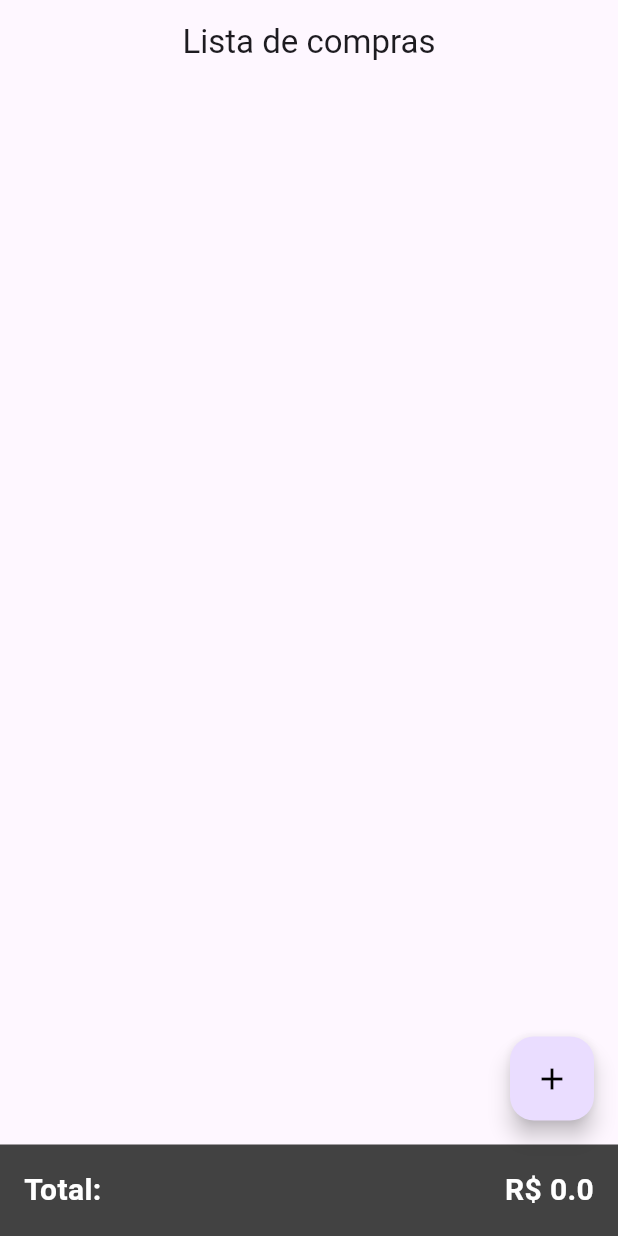
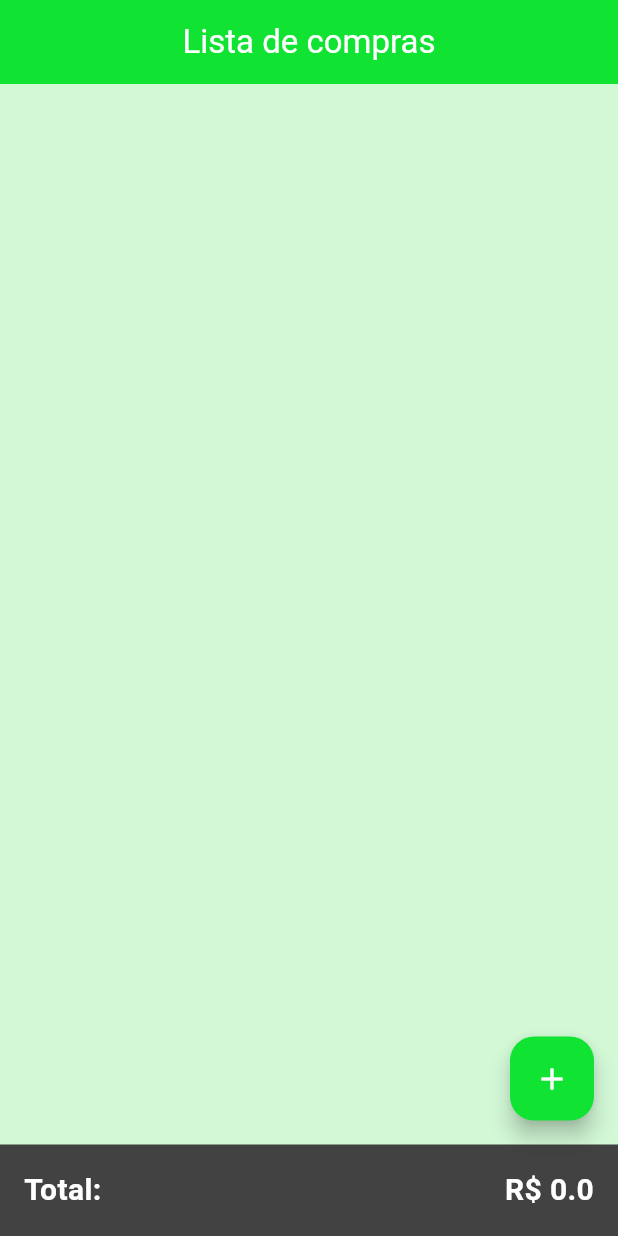
Before and after one commit to Oonailime/ListaDeCompras, a Flutter app: the screen it shows after launch, on a phone screen of 412 x 824 dp. Run offline on Flutter 3.47's test engine with Material 3 defaults, Android fonts, the phone set to English and light mode, and no system bars.

Commit message:
Mudança de cores do app

```diff
--- a/lib/main.dart
+++ b/lib/main.dart
@@ -6,6 +6,8 @@ void main() {
     title: "Lista de compras",
     theme: ThemeData(
       brightness: Brightness.light,
+
+
     ),
     home: HomePage(),
   ));
@@ -44,8 +46,13 @@ class _HomePageState extends State<HomePage> {
   @override
   Widget build(BuildContext context) {
     return Scaffold(
+      backgroundColor: Color(0xFFd2f8d6),
       appBar: AppBar(
-        title: Text('Lista de compras'),
+      backgroundColor: Color(0xFF11e333),
+
+        title: const Text('Lista de compras',
+        style: TextStyle(color:Colors.white),
+        ),
         centerTitle: true,
       ),
 
@@ -83,6 +90,7 @@ class _HomePageState extends State<HomePage> {
         },
       ),
       floatingActionButton: FloatingActionButton(
+        backgroundColor: Color(0xff11e333),
         onPressed: () {
           showDialog(
             context: context,
@@ -132,6 +140,7 @@ class _HomePageState extends State<HomePage> {
                 ),
                 actions: [
                   TextButton(
+
                     onPressed: () {
                       setState(() {
                         _compras.add(novoProduto); // Adiciona o novo produto à lista
@@ -147,8 +156,11 @@ class _HomePageState extends State<HomePage> {
           );
         },
         child: Icon(
+
           Icons.add,
-          color: Colors.black,
+          color: Colors.white,
+
+
         ),
 
 
```
